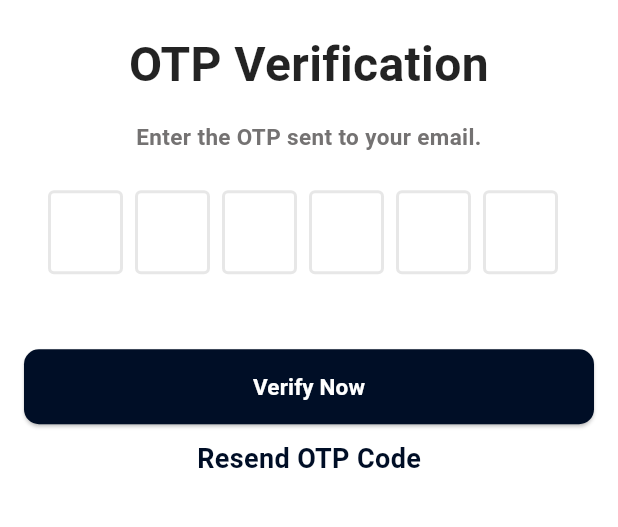
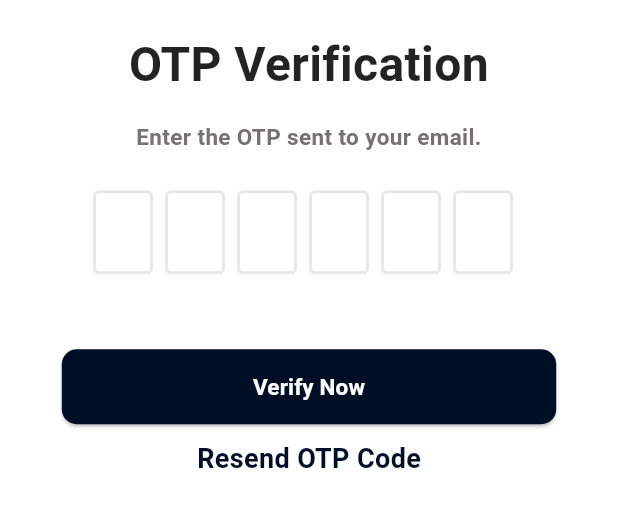
Before and after one commit to prayashjungkhadka2005/bbl-ios, a Flutter app: the OtpScreen screen opened directly with empty values, on a phone screen of 412 x 824 dp, the part 454-981 px from its top. Run offline on Flutter 3.47's test engine with Material 3 defaults, Android fonts, the phone set to English and light mode, and no system bars; drawn by our look-alikes of flutter_otp_text_field; our stand-ins replace country_picker, email_validator, flutter_svg, font_awesome_flutter, local_auth; project files that could hold a hidden picture were left out.

Commit message:
first commit

```diff
--- a/lib/DisclamerScreen.dart
+++ b/lib/DisclamerScreen.dart
@@ -18,7 +18,7 @@ class _DisclamerScreenState extends State<DisclamerScreen> {
 
   void _verifyTermsAndConditions() async {
     final url =
-        'http://localhost:3000/disclaimer'; // Ensure this URL is correct
+        'http://192.168.1.79:3000/disclaimer'; // Ensure this URL is correct
     try {
       final response = await http.post(
         Uri.parse(url),
--- a/lib/OtpScreen.dart
+++ b/lib/OtpScreen.dart
@@ -24,8 +24,8 @@ class OtpScreen extends StatefulWidget {
 
 class OtpScreenState extends State<OtpScreen> {
   String otpCode = '';
-  final Uri verifyOtpUrl = Uri.parse('http://localhost:3000/verifyotp');
-  final Uri resendOtpUrl = Uri.parse('http://localhost:3000/resendotp');
+  final Uri verifyOtpUrl = Uri.parse('http://192.168.1.79:3000/verifyotp');
+  final Uri resendOtpUrl = Uri.parse('http://192.168.1.79:3000/resendotp');
 
   void _submitOtp() async {
     if (otpCode.length != 6) {
@@ -112,6 +112,7 @@ class OtpScreenState extends State<OtpScreen> {
       body: Center(
         child: Padding(
           padding: const EdgeInsets.symmetric(horizontal: 15.0),
+          child: SingleChildScrollView(
             child: Column(
               mainAxisAlignment: MainAxisAlignment.center,
               children: <Widget>[
@@ -143,8 +144,10 @@ class OtpScreenState extends State<OtpScreen> {
                   ),
                 ),
                 const SizedBox(height: 25),
-              OtpTextField(
-                fieldWidth: 50.0,
+                SizedBox(
+                  width: MediaQuery.of(context).size.width * 0.8,
+                  child: OtpTextField(
+                    fieldWidth: 40.0, // Adjust width as needed
                     numberOfFields: 6,
                     borderColor: const Color(0xFF512DA8),
                     showFieldAsBox: true,
@@ -159,9 +162,10 @@ class OtpScreenState extends State<OtpScreen> {
                       });
                     },
                   ),
+                ),
                 const SizedBox(height: 50),
                 SizedBox(
-                width: 380,
+                  width: MediaQuery.of(context).size.width * 0.8,
                   height: 50,
                   child: ElevatedButton(
                     onPressed: _submitOtp,
@@ -201,6 +205,7 @@ class OtpScreenState extends State<OtpScreen> {
             ),
           ),
         ),
+      ),
     );
   }
 }
--- a/lib/RecoveryOtpScreen.dart
+++ b/lib/RecoveryOtpScreen.dart
@@ -34,8 +34,9 @@ class RecoveryOtpScreen extends StatefulWidget {
 
 class _RecoveryOtpScreenState extends State<RecoveryOtpScreen> {
   String otpCode = '';
-  final Uri verifyOtpUrl = Uri.parse('http://localhost:3000/setSecurity');
-  final Uri resendOtpUrl = Uri.parse('http://localhost:3000/resendRecoveryOtp');
+  final Uri verifyOtpUrl = Uri.parse('http://192.168.1.79:3000/setSecurity');
+  final Uri resendOtpUrl =
+      Uri.parse('http://192.168.1.79:3000/resendRecoveryOtp');
 
   void _submitOtp() async {
     if (otpCode.length != 6) {
--- a/lib/SecurityQueScreen.dart
+++ b/lib/SecurityQueScreen.dart
@@ -55,7 +55,7 @@ class _SecurityQueScreenState extends State<SecurityQueScreen> {
     final String ans2 = answer2Controller.text;
     final String recoveryEmail = recoveryEmailController.text;
 
-    final Uri url = Uri.parse('http://localhost:3000/recoveryMail');
+    final Uri url = Uri.parse('http://192.168.1.79:3000/recoveryMail');
 
     try {
       final response = await http.post(
--- a/lib/main.dart
+++ b/lib/main.dart
@@ -34,7 +34,7 @@ class _HomeScreenState extends State<HomeScreen> {
         context,
         PageRouteBuilder(
           pageBuilder: (context, animation, secondaryAnimation) =>
-              LoginScreen(),
+            LoginScreen(),
           transitionsBuilder: (context, animation, secondaryAnimation, child) {
             const begin = Offset(0.0, 1.0);
             const end = Offset.zero;
--- a/lib/patterns_screen.dart
+++ b/lib/patterns_screen.dart
@@ -6,7 +6,7 @@ import 'package:http/http.dart' as http;
 class PatternsScreen extends StatefulWidget {
   final String useremail;
 
-  PatternsScreen({required this.useremail});
+  PatternsScreen({super.key, required this.useremail});
 
   @override
   _PatternsScreenState createState() => _PatternsScreenState();
@@ -274,7 +274,7 @@ class _ConfirmPatternScreenState extends State<ConfirmPatternScreen>
   void _confirm() async {
       if (codes.join() == widget.initialPattern.join()) {
         final response = await http.post(
-        Uri.parse('http://localhost:3000/setpattern'),
+          Uri.parse('http://192.168.1.79:3000/setpattern'),
           headers: <String, String>{
             'Content-Type': 'application/json; charset=UTF-8',
           },
--- a/lib/pin_screen.dart
+++ b/lib/pin_screen.dart
@@ -72,7 +72,7 @@ class _PinScreenState extends State<PinScreen> {
   }
 
   Future<void> _sendPinToServer(String pin) async {
-    final url = 'http://localhost:3000/setPin';
+    final url = 'http://192.168.1.79:3000/setPin';
 
     try {
       final response = await http.post(
--- a/pubspec.yaml
+++ b/pubspec.yaml
@@ -22,6 +22,7 @@ dependencies:
   logging: ^1.2.0
   pin_code_fields: ^8.0.1
   flutter_localization: ^0.2.1
+  url_launcher: ^6.3.0
 
 
 dev_dependencies:
```
Also changed, not shown: lib/face_auth_page.dart (+80 -15 lines), pubspec.lock, 6 other files. Lines whose indentation alone changed are shown as unchanged.
